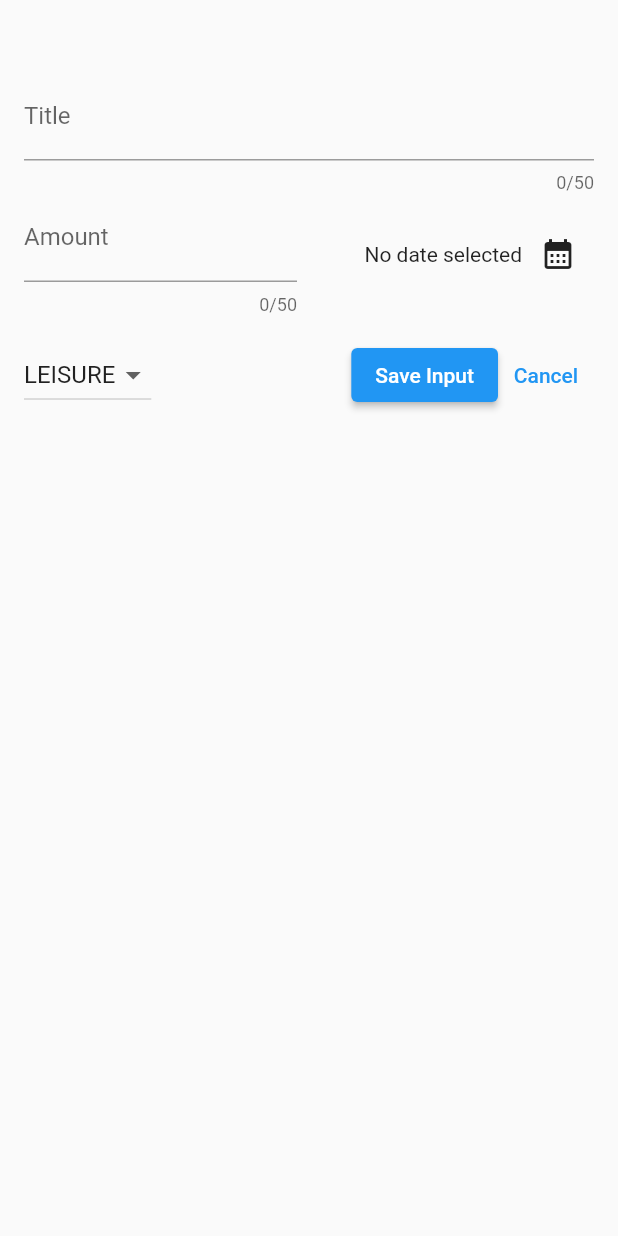
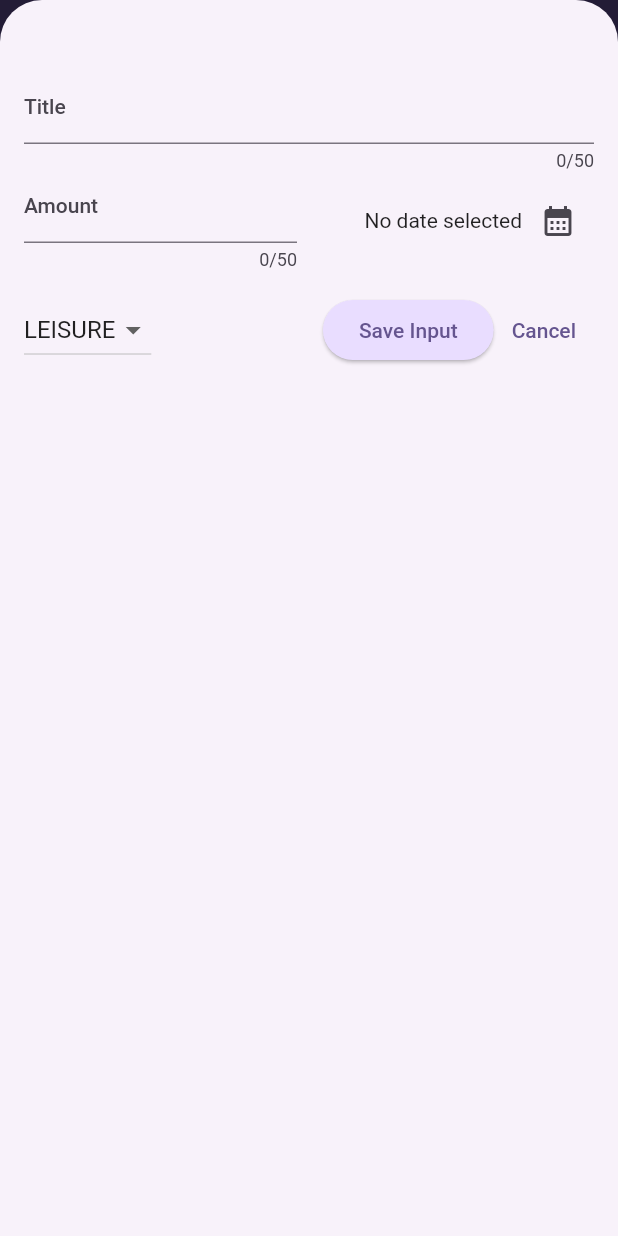
Before and after one commit to jonataslaet/udemy, a Flutter app: the screen it shows after launch, after a tap on the "add" icon, on a phone screen of 412 x 824 dp. Run offline on Flutter 3.47's test engine with Material 2 defaults, Android fonts, the phone set to English and light mode, and no system bars; our stand-ins replace google_fonts.

Commit message:
Section 5: Adding Interactivity, More Widgets & Theming [EXPENSE TRACKER APP]
Getting Started with Theming
Setting & Using a Color Scheme
Setting Text themes

```diff
--- a/ws-learn-flutter-dart-to-build-ios-android-apps/expense_tracker/lib/main.dart
+++ b/ws-learn-flutter-dart-to-build-ios-android-apps/expense_tracker/lib/main.dart
@@ -1,7 +1,39 @@
 import 'package:expense_tracker/expenses.dart';
 import 'package:flutter/material.dart';
+
+var kColorScheme = ColorScheme.fromSeed(
+  seedColor: const Color.fromARGB(255, 96, 59, 181),
+);
+
 void main() {
-  runApp(const MaterialApp(
+  runApp(MaterialApp(
+    theme: ThemeData().copyWith(
+      useMaterial3: true,
+      colorScheme: kColorScheme,
+      appBarTheme: AppBarTheme().copyWith(
+        backgroundColor: kColorScheme.onPrimaryContainer,
+        foregroundColor: kColorScheme.primaryContainer,
+      ),
+      cardTheme: const CardTheme().copyWith(
+        color: kColorScheme.secondaryContainer,
+        margin: const EdgeInsets.symmetric(
+          horizontal: 16,
+          vertical: 8,
+        ),
+      ),
+      elevatedButtonTheme: ElevatedButtonThemeData(
+        style: ElevatedButton.styleFrom(
+          backgroundColor: kColorScheme.primaryContainer,
+        ),
+      ),
+      textTheme: ThemeData().textTheme.copyWith(
+            titleLarge: TextStyle(
+              fontWeight: FontWeight.normal,
+              color: kColorScheme.onSecondaryContainer,
+              fontSize: 14,
+            ),
+          ),
+    ),
     home: Expenses(),
   ));
 }
```
